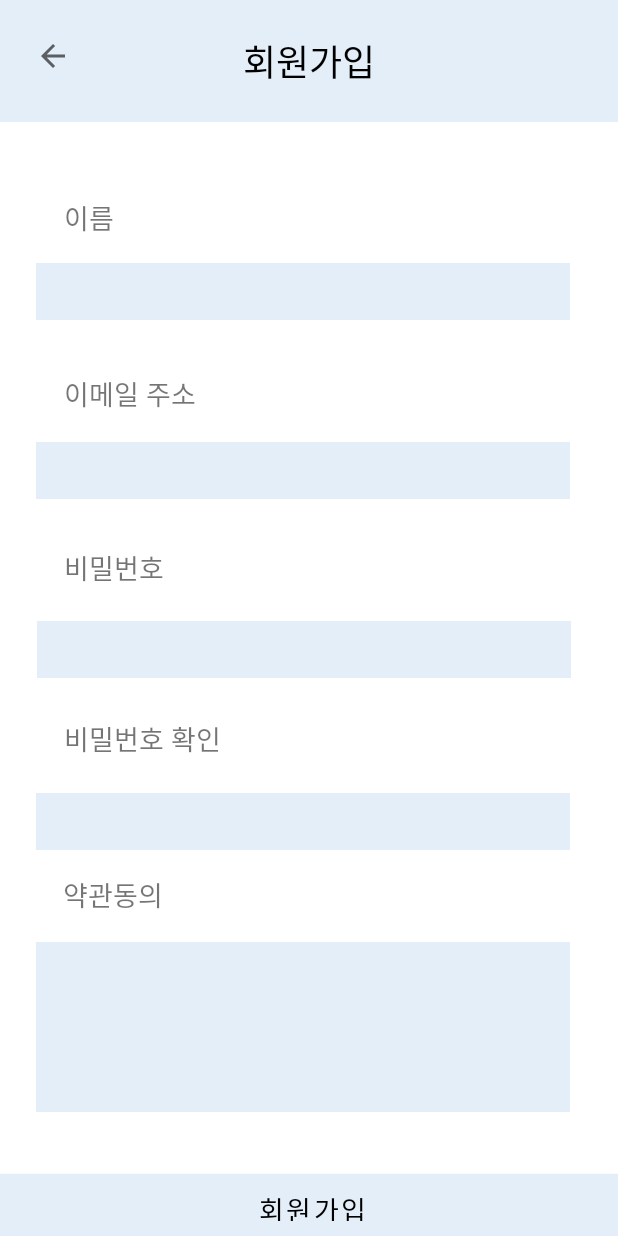
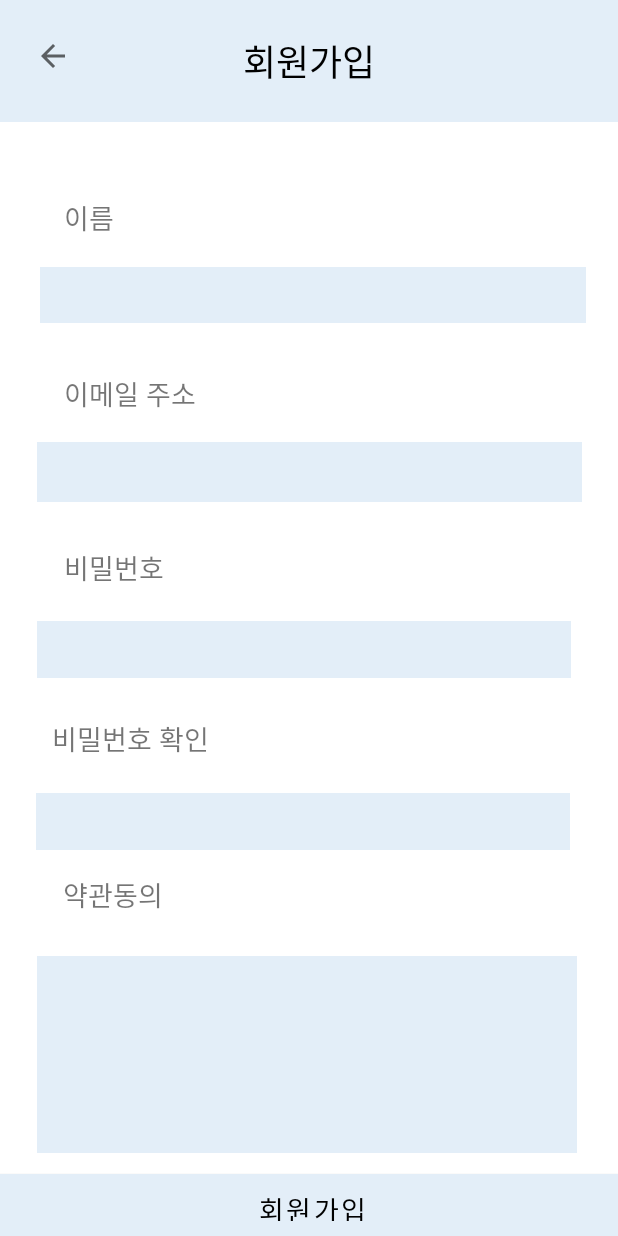
Before and after one commit to qkrtjwjd/banco, an Android app: the layout menu.xml on its own in the app's theme, with its tools: preview values and no code run, on a phone screen of 412 x 824 dp. Run offline under Robolectric (Android 15) with nearby library versions, the phone set to English and light mode, and no system bars.

Commit message:
회원가입

```diff
--- a/app/src/main/res/layout/menu.xml
+++ b/app/src/main/res/layout/menu.xml
@@ -6,46 +6,18 @@
     xmlns:app="http://schemas.android.com/apk/res-auto">
 
     <EditText
-        android:id="@+id/editTextTextPassword5"
-        android:layout_width="356dp"
-        android:layout_height="113dp"
+        android:id="@+id/editTextTextEmailAddress2"
+        android:layout_width="363dp"
+        android:layout_height="40dp"
         android:background="#E3EEF8"
         android:ems="10"
-        android:inputType="textPassword"
+        android:inputType="textEmailAddress"
         app:layout_constraintBottom_toBottomOf="parent"
         app:layout_constraintEnd_toEndOf="parent"
-        app:layout_constraintHorizontal_bias="0.427"
         app:layout_constraintStart_toStartOf="parent"
         app:layout_constraintTop_toTopOf="parent"
-        app:layout_constraintVertical_bias="0.884" />
-
-    <EditText
-        android:id="@+id/editTextTextPassword"
-        android:layout_width="356dp"
-        android:layout_height="38dp"
-        android:background="#E3EEF8"
-        android:ems="10"
-        android:inputType="textPassword"
-        app:layout_constraintBottom_toBottomOf="parent"
-        app:layout_constraintEnd_toEndOf="parent"
-        app:layout_constraintHorizontal_bias="0.427"
-        app:layout_constraintStart_toStartOf="parent"
-        app:layout_constraintTop_toTopOf="parent"
-        app:layout_constraintVertical_bias="0.223" />
-
-    <EditText
-        android:id="@+id/editTextTextPassword6"
-        android:layout_width="356dp"
-        android:layout_height="38dp"
-        android:background="#E3EEF8"
-        android:ems="10"
-        android:inputType="textPassword"
-        app:layout_constraintBottom_toBottomOf="parent"
-        app:layout_constraintEnd_toEndOf="parent"
-        app:layout_constraintHorizontal_bias="0.427"
-        app:layout_constraintStart_toStartOf="parent"
-        app:layout_constraintTop_toTopOf="parent"
-        app:layout_constraintVertical_bias="0.375" />
+        app:layout_constraintVertical_bias="0.376"
+        tools:ignore="MissingConstraints" />
 
     <EditText
         android:id="@+id/editTextTextPassword7"
@@ -109,7 +81,7 @@
         android:textSize="18sp"
         app:layout_constraintBottom_toBottomOf="parent"
         app:layout_constraintEnd_toEndOf="parent"
-        app:layout_constraintHorizontal_bias="0.139"
+        app:layout_constraintHorizontal_bias="0.113"
         app:layout_constraintStart_toStartOf="parent"
         app:layout_constraintTop_toTopOf="parent"
         app:layout_constraintVertical_bias="0.601" />
@@ -192,4 +164,32 @@
         tools:ignore="MissingConstraints"
         tools:layout_editor_absoluteX="0dp" />
 
+    <EditText
+        android:id="@+id/editTextTextPersonName"
+        android:layout_width="364dp"
+        android:layout_height="37dp"
+        android:background="#E3EEF8"
+        android:ems="10"
+        android:inputType="textPersonName"
+        app:layout_constraintBottom_toBottomOf="parent"
+        app:layout_constraintEnd_toEndOf="parent"
+        app:layout_constraintHorizontal_bias="0.558"
+        app:layout_constraintStart_toStartOf="parent"
+        app:layout_constraintTop_toTopOf="parent"
+        app:layout_constraintVertical_bias="0.226" />
+
+    <EditText
+        android:id="@+id/editTextTextPersonName2"
+        android:layout_width="360dp"
+        android:layout_height="131dp"
+        android:background="#E3EEF8"
+        android:ems="10"
+        android:inputType="textPersonName"
+        app:layout_constraintBottom_toBottomOf="parent"
+        app:layout_constraintEnd_toEndOf="parent"
+        app:layout_constraintHorizontal_bias="0.47"
+        app:layout_constraintStart_toStartOf="parent"
+        app:layout_constraintTop_toTopOf="parent"
+        app:layout_constraintVertical_bias="0.92" />
+
 </androidx.constraintlayout.widget.ConstraintLayout>
```
